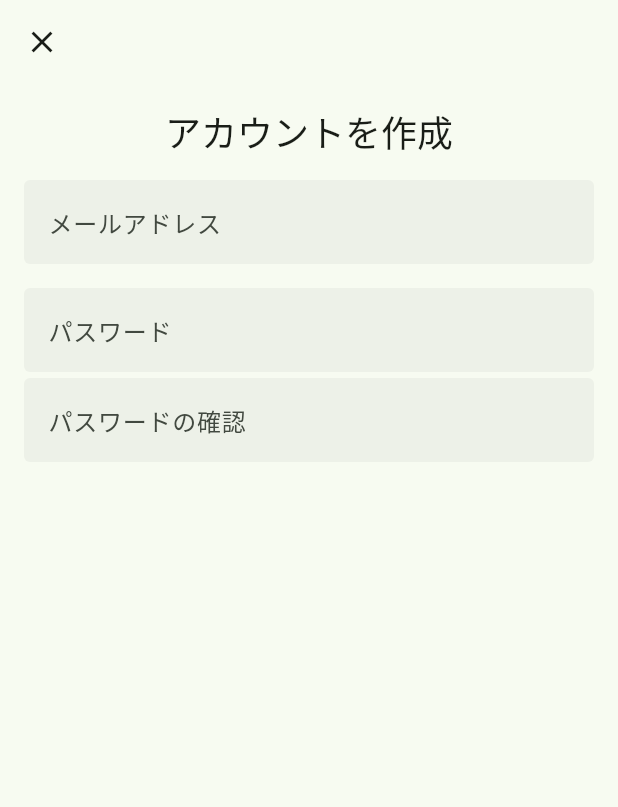
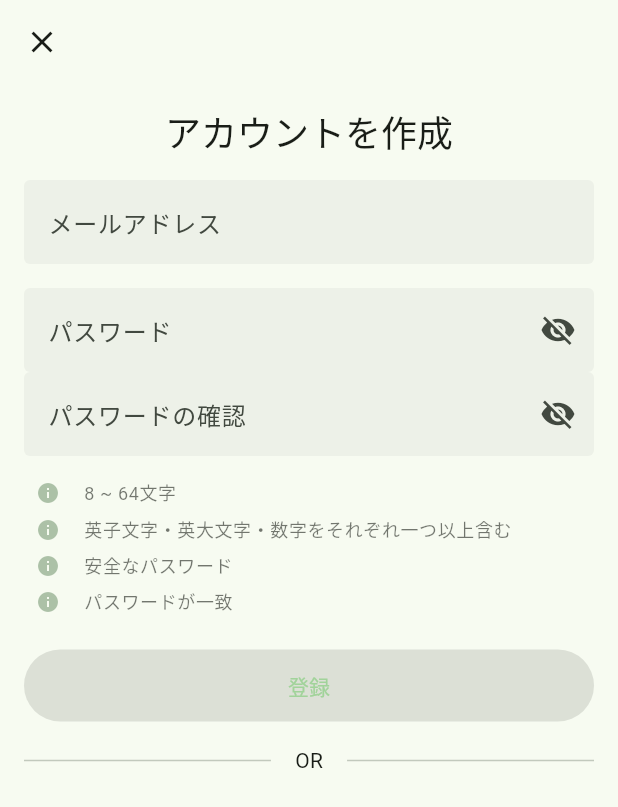
Before and after one commit to U22-2024/mobile, a Flutter app: the AuthRegisterScreen screen opened by its route, on a phone screen of 412 x 824 dp. Shown: the top 807 px of the screen. Run offline on Flutter 3.47's test engine with Material 3 defaults, Android fonts, the phone set to English and light mode, and no system bars; our stand-ins replace email_validator, firebase_auth, firebase_core, flutter_hooks, go_router, hooks_riverpod and 2 more; missing offline and left inert: grpc, protobuf; accounts and stored records are empty; generated files the repository leaves out were written again; statements that could not run were skipped.

Commit message:
メールアドレスとパスワードのユーザー登録ウェジットを作成

```diff
--- /dev/null
+++ b/lib/components/text_divider/text_divider.dart
@@ -0,0 +1,28 @@
+import 'package:flutter/material.dart';
+
+class TextDivider extends StatelessWidget {
+  const TextDivider({super.key, required this.text});
+
+  final String text;
+
+  @override
+  Widget build(BuildContext context) {
+    return Row(
+      children: [
+        Expanded(
+          child: Container(
+            padding: const EdgeInsets.only(right: 16),
+            child: const Divider(),
+          ),
+        ),
+        Text(text),
+        Expanded(
+          child: Container(
+            padding: const EdgeInsets.only(left: 16),
+            child: const Divider(),
+          ),
+        ),
+      ],
+    );
+  }
+}
--- a/lib/screen/welcome/auth_register_screen.dart
+++ b/lib/screen/welcome/auth_register_screen.dart
@@ -1,6 +1,7 @@
 import 'package:flutter/material.dart';
 import 'package:go_router/go_router.dart';
 import 'package:hooks_riverpod/hooks_riverpod.dart';
+import 'package:mobile/screen/welcome/part/register_form.dart';
 
 class AuthRegisterScreen extends HookConsumerWidget {
   const AuthRegisterScreen({super.key});
@@ -24,34 +25,7 @@ class AuthRegisterScreen extends HookConsumerWidget {
                 style: Theme.of(context).textTheme.headlineSmall,
               ),
               const SizedBox(height: 16),
-              TextFormField(
-                decoration: InputDecoration(
-                  labelText: "メールアドレス",
-                  border: const OutlineInputBorder(borderSide: BorderSide.none),
-                  fillColor: Theme.of(context).hoverColor,
-                  filled: true,
-                ),
-              ),
-              const SizedBox(height: 16),
-              TextFormField(
-                obscureText: true,
-                decoration: InputDecoration(
-                  labelText: "パスワード",
-                  border: const OutlineInputBorder(borderSide: BorderSide.none),
-                  fillColor: Theme.of(context).hoverColor,
-                  filled: true,
-                ),
-              ),
-              const SizedBox(height: 4),
-              TextFormField(
-                obscureText: true,
-                decoration: InputDecoration(
-                  labelText: "パスワードの確認",
-                  border: const OutlineInputBorder(borderSide: BorderSide.none),
-                  fillColor: Theme.of(context).hoverColor,
-                  filled: true,
-                ),
-              )
+              const RegisterForm(),
             ],
           ),
         ));
--- /dev/null
+++ b/lib/screen/welcome/part/email_input_field.dart
@@ -0,0 +1,41 @@
+import 'package:flutter/material.dart';
+import 'package:flutter_hooks/flutter_hooks.dart';
+import 'package:hooks_riverpod/hooks_riverpod.dart';
+import 'package:mobile/service/text_validator/text_validator.dart';
+
+class EmailInputField extends HookConsumerWidget {
+  const EmailInputField({super.key});
+
+  @override
+  Widget build(BuildContext context, WidgetRef ref) {
+    final validationError = useState<String?>(null);
+
+    return TextFormField(
+      decoration: InputDecoration(
+        labelText: "メールアドレス",
+        border: const OutlineInputBorder(borderSide: BorderSide.none),
+        fillColor: Theme.of(context).hoverColor,
+        filled: true,
+        errorStyle: const TextStyle(height: 0),
+        suffixIcon: validationError.value == null
+            ? null
+            : Tooltip(
+                message: validationError.value!,
+                child: Icon(
+                  Icons.error,
+                  color: Theme.of(context).colorScheme.error,
+                ),
+              ),
+      ),
+      autovalidateMode: AutovalidateMode.onUserInteraction,
+      keyboardType: TextInputType.emailAddress,
+      validator: (value) {
+        validationError.value = TextValidator.email(value);
+        if (validationError.value != null) {
+          return "";
+        }
+        return null;
+      },
+    );
+  }
+}
--- /dev/null
+++ b/lib/screen/welcome/part/email_passwd_form.dart
@@ -0,0 +1,59 @@
+import 'package:flutter/material.dart';
+import 'package:flutter_hooks/flutter_hooks.dart';
+import 'package:hooks_riverpod/hooks_riverpod.dart';
+import 'package:mobile/screen/welcome/part/password_input_field.dart';
+
+import 'email_input_field.dart';
+
+class EmailPasswdForm extends HookConsumerWidget {
+  const EmailPasswdForm({super.key});
+
+  Function() _onSubmit(String email, String password) {
+    return () {};
+  }
+
+  @override
+  Widget build(BuildContext context, WidgetRef ref) {
+    final formKey = useState(GlobalKey<FormState>());
+    final isValid = useState(false);
+
+    return Form(
+      key: formKey.value,
+      child: Column(
+        children: [
+          const EmailInputField(),
+          const SizedBox(height: 16),
+          const PasswordInputField(),
+          const SizedBox(height: 16),
+          SizedBox(
+            width: double.infinity,
+            height: 48,
+            child: ElevatedButton(
+              onPressed: isValid.value ? _onSubmit("", "") : null,
+              style: ElevatedButton.styleFrom(
+                backgroundColor: Theme.of(context).colorScheme.primary,
+                overlayColor: Theme.of(context).colorScheme.onPrimary,
+              ),
+              child: Text(
+                "登録",
+                style: TextStyle(
+                  color: isValid.value
+                      ? Theme.of(context).colorScheme.onPrimary
+                      : Theme.of(context).colorScheme.inversePrimary,
+                ),
+              ),
+            ),
+          ),
+        ],
+      ),
+      onChanged: () {
+        if (formKey.value.currentState?.validate() == true) {
+          formKey.value.currentState?.save();
+          isValid.value = true;
+        } else {
+          isValid.value = false;
+        }
+      },
+    );
+  }
+}
--- /dev/null
+++ b/lib/screen/welcome/part/password_input_field.dart
@@ -0,0 +1,117 @@
+import 'package:flutter/material.dart';
+import 'package:flutter_hooks/flutter_hooks.dart';
+import 'package:hooks_riverpod/hooks_riverpod.dart';
+
+import '../../../service/text_validator/text_validator.dart';
+
+class PasswordInputField extends HookConsumerWidget {
+  const PasswordInputField({super.key});
+
+  InputDecoration _getDecoration(
+    BuildContext context,
+    String labelText,
+    ValueNotifier<bool> visiblePassword,
+  ) {
+    return InputDecoration(
+      labelText: labelText,
+      border: const OutlineInputBorder(borderSide: BorderSide.none),
+      fillColor: Theme.of(context).hoverColor,
+      filled: true,
+      errorStyle: const TextStyle(height: 0),
+      suffixIcon: IconButton(
+        icon: Icon(
+          visiblePassword.value ? Icons.visibility_off : Icons.visibility,
+        ),
+        onPressed: () {
+          visiblePassword.value = !visiblePassword.value;
+        },
+      ),
+    );
+  }
+
+  Widget _passwordValidateText(BuildContext context, String msg, bool isValid) {
+    final iconColor = isValid
+        ? Theme.of(context).colorScheme.primary
+        : Theme.of(context).colorScheme.primary.withOpacity(0.4);
+    final textTheme = Theme.of(context).textTheme.bodySmall;
+
+    return Container(
+      padding: const EdgeInsets.only(left: 8, bottom: 8),
+      child: Row(
+        children: [
+          Icon(Icons.info, size: 16, color: iconColor),
+          const SizedBox(width: 16),
+          Text(
+            msg,
+            style: isValid
+                ? textTheme
+                : textTheme?.copyWith(color: textTheme.color?.withOpacity(0.6)),
+          ),
+        ],
+      ),
+    );
+  }
+
+  @override
+  Widget build(BuildContext context, WidgetRef ref) {
+    final validationError =
+        useState<PasswordValidateResult>(const PasswordValidateResult());
+    final hidePassword = useState<bool>(true);
+    final rePasswordController = useTextEditingController();
+
+    return Column(
+      children: [
+        TextFormField(
+          decoration: _getDecoration(context, "パスワード", hidePassword),
+          autovalidateMode: AutovalidateMode.onUserInteraction,
+          keyboardType: TextInputType.visiblePassword,
+          obscureText: hidePassword.value,
+          validator: (value) {
+            validationError.value = TextValidator.password(
+              value,
+              rePasswordController.text,
+            );
+            if (!validationError.value.isValid()) {
+              return "";
+            }
+            return null;
+          },
+        ),
+        TextFormField(
+          controller: rePasswordController,
+          decoration: _getDecoration(context, "パスワードの確認", hidePassword),
+          autovalidateMode: AutovalidateMode.onUserInteraction,
+          keyboardType: TextInputType.visiblePassword,
+          obscureText: hidePassword.value,
+          validator: (value) {
+            if (!validationError.value.isValid()) {
+              return "";
+            }
+            return null;
+          },
+        ),
+        const SizedBox(height: 16),
+        _passwordValidateText(
+          context,
+          PasswordValidateResult.lengthMsg,
+          validationError.value.validLength,
+        ),
+        _passwordValidateText(
+          context,
+          PasswordValidateResult.characterMsg,
+          validationError.value.validCharacter,
+        ),
+        _passwordValidateText(
+          context,
+          PasswordValidateResult.safeMsg,
+          validationError.value.validSafe,
+        ),
+        _passwordValidateText(
+          context,
+          PasswordValidateResult.reconfirmMsg,
+          validationError.value.validReconfirm,
+        ),
+      ],
+    );
+  }
+}
--- /dev/null
+++ b/lib/screen/welcome/part/register_form.dart
@@ -0,0 +1,20 @@
+import 'package:flutter/material.dart';
+import 'package:hooks_riverpod/hooks_riverpod.dart';
+import 'package:mobile/components/text_divider/text_divider.dart';
+import 'package:mobile/screen/welcome/part/email_passwd_form.dart';
+
+class RegisterForm extends HookConsumerWidget {
+  const RegisterForm({super.key});
+
+  @override
+  Widget build(BuildContext context, WidgetRef ref) {
+    return const Column(
+      children: [
+        EmailPasswdForm(),
+        SizedBox(height: 16),
+        TextDivider(text: "OR"),
+        SizedBox(height: 16),
+      ],
+    );
+  }
+}
--- /dev/null
+++ b/lib/service/text_validator/text_validator.dart
@@ -0,0 +1,73 @@
+import 'package:email_validator/email_validator.dart';
+import 'package:flutter/foundation.dart';
+
+class TextValidator {
+  static String? email(String? value) {
+    if (value == null || value.isEmpty) {
+      return "メールアドレスを入力してください";
+    }
+    if (!EmailValidator.validate(value)) {
+      return "メールアドレスの形式が正しくありません";
+    }
+    return null;
+  }
+
+  static PasswordValidateResult password(String? password, String? rePassword) {
+    if (password == null || password.isEmpty) {
+      return const PasswordValidateResult();
+    }
+
+    final validLength = password.length >= 8 && password.length <= 64;
+
+    const pattern = r"^(?=.*[a-z])(?=.*[A-Z])(?=.*\d)[a-zA-Z\d]{8,64}$";
+    final regExp = RegExp(pattern);
+    final validCharacter = regExp.hasMatch(password);
+
+    final validReconfirm = password == rePassword;
+
+    return PasswordValidateResult(
+        validLength: validLength,
+        validCharacter: validCharacter,
+        validSafe: true,
+        validReconfirm: validReconfirm);
+  }
+}
+
+@immutable
+class PasswordValidateResult {
+  const PasswordValidateResult({
+    this.validLength = false,
+    this.validCharacter = false,
+    this.validSafe = false,
+    this.validReconfirm = false,
+  });
+
+  final bool validLength;
+  final bool validCharacter;
+  final bool validSafe;
+  final bool validReconfirm;
+
+  static const lengthMsg = "8 ~ 64文字";
+  static const characterMsg = "英子文字・英大文字・数字をそれぞれ一つ以上含む";
+  static const safeMsg = "安全なパスワード";
+  static const reconfirmMsg = "パスワードが一致";
+
+  bool isValid() => validLength && validCharacter && validSafe && validReconfirm;
+
+  @override
+  bool operator ==(Object other) {
+    return other is PasswordValidateResult &&
+        validLength == other.validLength &&
+        validCharacter == other.validCharacter &&
+        validSafe == other.validSafe &&
+        validReconfirm == other.validReconfirm;
+  }
+
+  @override
+  int get hashCode {
+    return validLength.hashCode ^
+        validCharacter.hashCode ^
+        validSafe.hashCode ^
+        validReconfirm.hashCode;
+  }
+}
--- a/pubspec.yaml
+++ b/pubspec.yaml
@@ -7,6 +7,7 @@ environment:
   sdk: '>=3.4.3 <4.0.0'
 
 dependencies:
+  email_validator: ^3.0.0
   firebase_auth: ^5.1.1
   firebase_core: ^3.1.1
   flutter:
```
Also changed, not shown: pubspec.lock.
